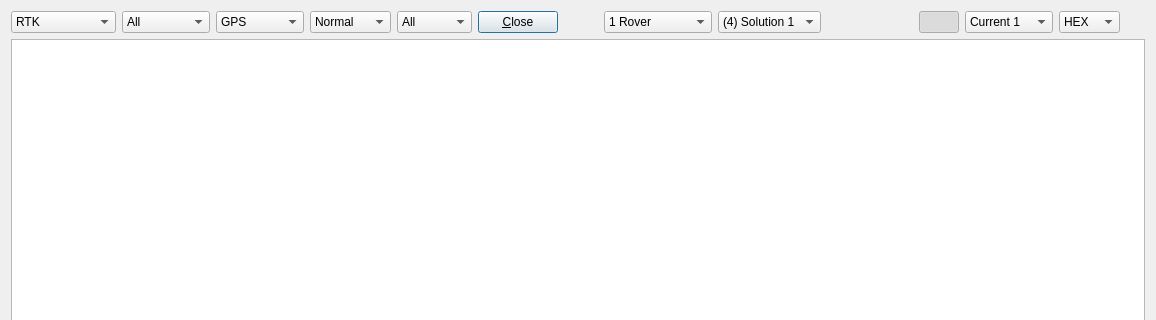
Old version of the form app/qtapp/rtknavi_qt/mondlg.ui in the repository lhuisman/myRTKLIB; both pictures show x 0 to 1156 and y 0 to 320 of the 1156 by 502 pixel window.
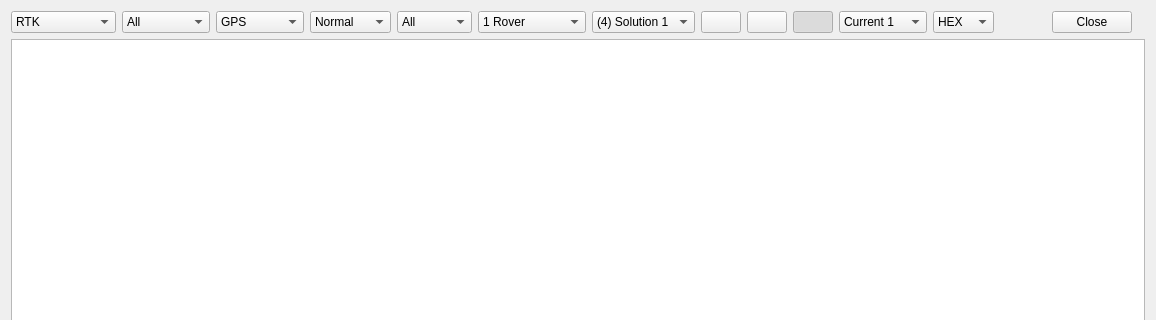
New version of the form. Icons and pictures are not drawn.

Diff of the .ui file:
```diff
--- a/app/qtapp/rtknavi_qt/mondlg.ui
+++ b/app/qtapp/rtknavi_qt/mondlg.ui
@@ -18,19 +18,7 @@
   </property>
   <layout class="QVBoxLayout" name="verticalLayout">
    <item>
-    <widget class="QWidget" name="Panel1" native="true">
-     <property name="enabled">
-      <bool>true</bool>
-     </property>
-     <property name="sizePolicy">
-      <sizepolicy hsizetype="Fixed" vsizetype="Maximum">
-       <horstretch>0</horstretch>
-       <verstretch>0</verstretch>
-      </sizepolicy>
-     </property>
-     <property name="toolTip">
-      <string/>
-     </property>
+    <widget class="QWidget" name="panelTools" native="true">
      <property name="text" stdset="0">
       <string/>
      </property>
@@ -275,35 +263,6 @@
         </item>
        </widget>
       </item>
-      <item>
-       <widget class="QPushButton" name="btnClose">
-        <property name="toolTip">
-         <string/>
-        </property>
-        <property name="text">
-         <string>&amp;Close</string>
-        </property>
-        <property name="autoDefault">
-         <bool>true</bool>
-        </property>
-        <property name="default">
-         <bool>true</bool>
-        </property>
-       </widget>
-      </item>
-      <item>
-       <spacer name="horizontalSpacer">
-        <property name="orientation">
-         <enum>Qt::Horizontal</enum>
-        </property>
-        <property name="sizeHint" stdset="0">
-         <size>
-          <width>40</width>
-          <height>20</height>
-         </size>
-        </property>
-       </spacer>
-      </item>
       <item>
        <widget class="QComboBox" name="cBSelectInputStream">
         <property name="toolTip">
@@ -372,9 +331,6 @@
             <iconset resource="rtknavi_qt.qrc">
              <normaloff>:/buttons/del</normaloff>:/buttons/del</iconset>
            </property>
-           <property name="flat">
-            <bool>true</bool>
-           </property>
           </widget>
          </item>
          <item>
@@ -389,9 +345,6 @@
            <property name="checkable">
             <bool>true</bool>
            </property>
-           <property name="flat">
-            <bool>true</bool>
-           </property>
           </widget>
          </item>
          <item>
@@ -409,9 +362,6 @@
            <property name="checked">
             <bool>true</bool>
            </property>
-           <property name="flat">
-            <bool>true</bool>
-           </property>
           </widget>
          </item>
         </layout>
@@ -461,6 +411,26 @@
         </item>
        </widget>
       </item>
+      <item>
+       <spacer name="horizontalSpacer">
+        <property name="orientation">
+         <enum>Qt::Horizontal</enum>
+        </property>
+        <property name="sizeHint" stdset="0">
+         <size>
+          <width>40</width>
+          <height>20</height>
+         </size>
+        </property>
+       </spacer>
+      </item>
+      <item>
+       <widget class="QDialogButtonBox" name="buttonBox">
+        <property name="standardButtons">
+         <set>QDialogButtonBox::Close</set>
+        </property>
+       </widget>
+      </item>
       <item>
        <widget class="QLabel" name="lblInformation">
         <property name="toolTip">
```
Left out of the diff: 10 changed lines with no effect on the pictures.
